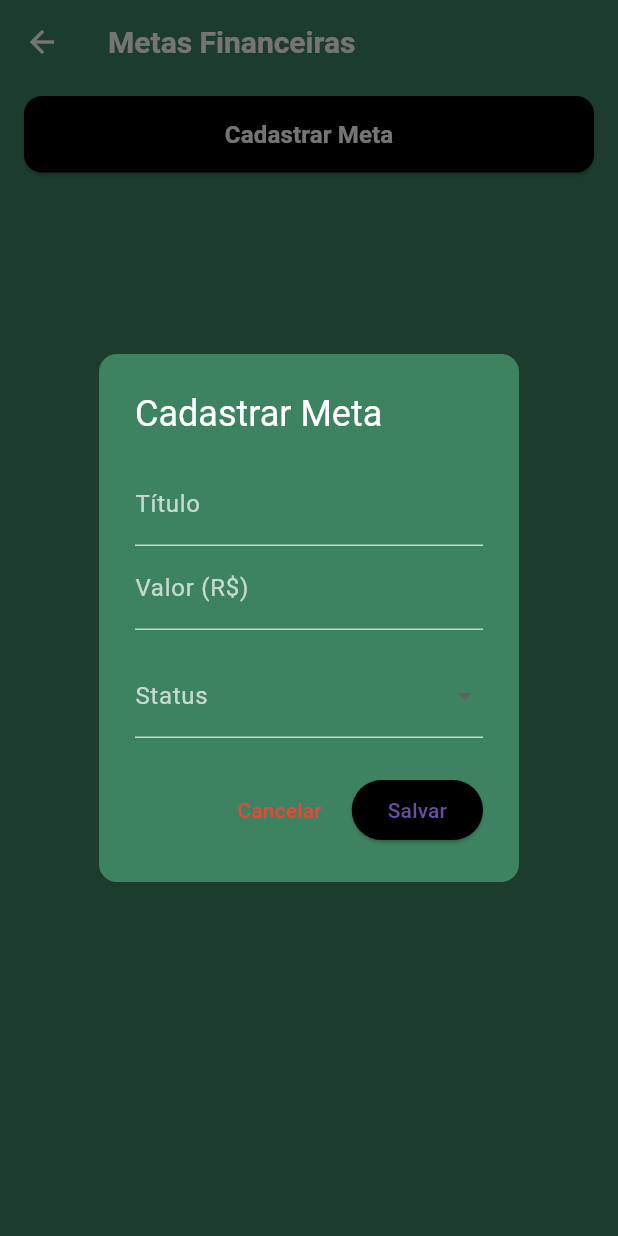
After one commit to lopesmrafael/Poupex_flutter, a Flutter app: the MetasFinanceirasScreen screen opened directly, after a tap on "Cadastrar Meta", on a phone screen of 412 x 824 dp. The commit adds this screen. Run offline on Flutter 3.47's test engine with Material 3 defaults, Android fonts, the phone set to English and light mode, and no system bars; our stand-ins replace flutter_multi_formatter.

Commit message:
Tela de metas
Tela de metas financeiras funcional

```diff
--- a/lib/Pages/HomePage.dart
+++ b/lib/Pages/HomePage.dart
@@ -7,6 +7,7 @@ import '../Pages/dicas_de_financas.dart';
 import '../Pages/DashboardFinanPage.dart';
 import '../Pages/CalendarioFinanceiroPage.dart';
 import '../Pages/reward_page.dart';
+import '../Pages/metas_financeirasPage.dart';
 
 class HomePage extends StatelessWidget {
   const HomePage({super.key});
@@ -70,7 +71,14 @@ class HomePage extends StatelessWidget {
       MenuItemModel(
         titulo: "Metas Financeiras",
         imagem: "assets/icons/medal.png",
-        onTap: () {},
+        onTap: () {
+          Navigator.push(
+            context,
+            MaterialPageRoute(
+              builder: (context) => const MetasFinanceirasScreen(),
+            ),
+          );
+        },
       ),
       MenuItemModel(
         titulo: "Orçamento Mensal",
--- /dev/null
+++ b/lib/Pages/metas_financeirasPage.dart
@@ -0,0 +1,276 @@
+import 'package:flutter/material.dart';
+
+class MetasFinanceirasScreen extends StatefulWidget {
+  const MetasFinanceirasScreen({Key? key}) : super(key: key);
+
+  @override
+  State<MetasFinanceirasScreen> createState() => _MetasFinanceirasScreenState();
+}
+
+class _MetasFinanceirasScreenState extends State<MetasFinanceirasScreen> {
+  final List<Map<String, dynamic>> _metas = [
+
+  ];
+
+  String? _statusSelecionado; // Status escolhido no dropdown
+
+  // Abre formulário para cadastrar nova meta
+  void _abrirFormulario() {
+    final TextEditingController tituloController = TextEditingController();
+    final TextEditingController valorController = TextEditingController();
+
+    showDialog(
+      context: context,
+      builder: (context) {
+        return StatefulBuilder(
+          builder: (context, setStateDialog) {
+            return AlertDialog(
+              backgroundColor: const Color(0xFF3D8361),
+              shape: RoundedRectangleBorder(borderRadius: BorderRadius.circular(12)),
+              title: const Text(
+                "Cadastrar Meta",
+                style: TextStyle(color: Colors.white),
+              ),
+              content: Column(
+                mainAxisSize: MainAxisSize.min,
+                children: [
+                  TextField(
+                    controller: tituloController,
+                    style: const TextStyle(color: Colors.white),
+                    decoration: const InputDecoration(
+                      labelText: "Título",
+                      labelStyle: TextStyle(color: Colors.white70),
+                      enabledBorder: UnderlineInputBorder(
+                          borderSide: BorderSide(color: Colors.white70)),
+                      focusedBorder: UnderlineInputBorder(
+                          borderSide: BorderSide(color: Colors.white)),
+                    ),
+                  ),
+                  TextField(
+                    controller: valorController,
+                    keyboardType: TextInputType.number,
+                    style: const TextStyle(color: Colors.white),
+                    decoration: const InputDecoration(
+                      labelText: "Valor (R\$)",
+                      labelStyle: TextStyle(color: Colors.white70),
+                      enabledBorder: UnderlineInputBorder(
+                          borderSide: BorderSide(color: Colors.white70)),
+                      focusedBorder: UnderlineInputBorder(
+                          borderSide: BorderSide(color: Colors.white)),
+                    ),
+                  ),
+                  const SizedBox(height: 16),
+
+                  // Dropdown para status
+                  DropdownButtonFormField<String>(
+                    dropdownColor: const Color(0xFF1B4332),
+                    value: _statusSelecionado,
+                    decoration: const InputDecoration(
+                      labelText: "Status",
+                      labelStyle: TextStyle(color: Colors.white70),
+                      enabledBorder: UnderlineInputBorder(
+                          borderSide: BorderSide(color: Colors.white70)),
+                      focusedBorder: UnderlineInputBorder(
+                          borderSide: BorderSide(color: Colors.white)),
+                    ),
+                    items: [
+                      "Planejada",
+                      "Prioridade Baixa",
+                      "Prioridade Média",
+                      "Prioridade Alta",
+                    ].map((status) {
+                      return DropdownMenuItem<String>(
+                        value: status,
+                        child: Row(
+                          children: [
+                            Container(
+                              width: 12,
+                              height: 12,
+                              margin: const EdgeInsets.only(right: 8),
+                              decoration: BoxDecoration(
+                                color: _getStatusColor(status),
+                                shape: BoxShape.circle,
+                              ),
+                            ),
+                            Text(status, style: const TextStyle(color: Colors.white)),
+                          ],
+                        ),
+                      );
+                    }).toList(),
+                    onChanged: (value) {
+                      setStateDialog(() {
+                        _statusSelecionado = value;
+                      });
+                    },
+                  ),
+                ],
+              ),
+              actions: [
+                TextButton(
+                  onPressed: () => Navigator.pop(context),
+                  child: const Text("Cancelar", style: TextStyle(color: Colors.red)),
+                ),
+                ElevatedButton(
+                  style: ElevatedButton.styleFrom(backgroundColor: Colors.black),
+                  onPressed: () {
+                    if (tituloController.text.isNotEmpty &&
+                        valorController.text.isNotEmpty &&
+                        _statusSelecionado != null) {
+                      setState(() {
+                        _metas.add({
+                          "titulo": tituloController.text,
+                          "valor": "R\$ ${valorController.text}",
+                          "status": _statusSelecionado!,
+                        });
+                      });
+                      Navigator.pop(context);
+                    }
+                  },
+                  child: const Text("Salvar"),
+                ),
+              ],
+            );
+          },
+        );
+      },
+    );
+  }
+
+  Color _getStatusColor(String status) {
+    switch (status.toLowerCase()) {
+      case "planejada":
+        return Colors.blue;
+      case "prioridade baixa":
+        return Colors.orange;
+      case "prioridade média":
+        return Colors.amber;
+      case "prioridade alta":
+        return Colors.red;
+      default:
+        return Colors.grey;
+    }
+  }
+
+  @override
+  Widget build(BuildContext context) {
+    return Scaffold(
+      backgroundColor: const Color(0xFF3D8361),
+      appBar: AppBar(
+        backgroundColor: const Color(0xFF3D8361),
+        elevation: 0,
+        leading: IconButton(
+          icon: const Icon(Icons.arrow_back, color: Colors.white),
+          onPressed: () => Navigator.pop(context),
+        ),
+        title: const Text(
+          'Metas Financeiras',
+          style: TextStyle(
+            color: Colors.white,
+            fontSize: 20,
+            fontWeight: FontWeight.w600,
+          ),
+        ),
+      ),
+      body: Column(
+        children: [
+          // Botão cadastrar meta
+          Container(
+            margin: const EdgeInsets.symmetric(horizontal: 16, vertical: 8),
+            width: double.infinity,
+            child: ElevatedButton(
+              style: ElevatedButton.styleFrom(
+                backgroundColor: Colors.black,
+                shape: RoundedRectangleBorder(
+                  borderRadius: BorderRadius.circular(12),
+                ),
+                padding: const EdgeInsets.symmetric(vertical: 14),
+              ),
+              onPressed: _abrirFormulario,
+              child: const Text(
+                "Cadastrar Meta",
+                style: TextStyle(
+                  fontWeight: FontWeight.bold,
+                  fontSize: 16,
+                  color: Colors.white,
+                ),
+              ),
+            ),
+          ),
+
+          // Lista de Metas
+          Expanded(
+            child: ListView.builder(
+              padding: const EdgeInsets.symmetric(horizontal: 16, vertical: 8),
+              itemCount: _metas.length,
+              itemBuilder: (context, index) {
+                final meta = _metas[index];
+                return _buildMetaItem(
+                  meta["titulo"],
+                  meta["valor"],
+                  meta["status"],
+                );
+              },
+            ),
+          ),
+        ],
+      ),
+    );
+  }
+
+  Widget _buildMetaItem(String titulo, String valor, String status) {
+    final cor = _getStatusColor(status);
+
+    return Container(
+      margin: const EdgeInsets.only(bottom: 12),
+      padding: const EdgeInsets.all(16),
+      decoration: BoxDecoration(
+        color: const Color(0xFF1B4332),
+        borderRadius: BorderRadius.circular(12),
+      ),
+      child: Column(
+        crossAxisAlignment: CrossAxisAlignment.start,
+        children: [
+          // Título + Valor
+          Row(
+            mainAxisAlignment: MainAxisAlignment.spaceBetween,
+            children: [
+              Text(
+                titulo,
+                style: const TextStyle(
+                  color: Colors.white,
+                  fontSize: 14,
+                  fontWeight: FontWeight.w500,
+                ),
+              ),
+              Text(
+                valor,
+                style: const TextStyle(
+                  color: Colors.white,
+                  fontSize: 18,
+                  fontWeight: FontWeight.bold,
+                ),
+              ),
+            ],
+          ),
+          const SizedBox(height: 12),
+          // Status colorido
+          Container(
+            padding: const EdgeInsets.symmetric(horizontal: 10, vertical: 4),
+            decoration: BoxDecoration(
+              color: cor,
+              borderRadius: BorderRadius.circular(8),
+            ),
+            child: Text(
+              status,
+              style: const TextStyle(
+                color: Colors.white,
+                fontSize: 11,
+                fontWeight: FontWeight.w600,
+              ),
+            ),
+          ),
+        ],
+      ),
+    );
+  }
+}
```
